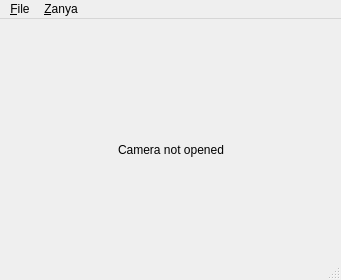
First picture: the form in mainwindow.ui, repository ARDev1161/ZanyaCore, before the edit.
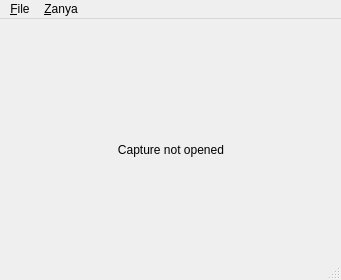
Second picture: the form after the edit.

What changed in the file:
```diff
--- a/mainwindow.ui
+++ b/mainwindow.ui
@@ -36,7 +36,7 @@
        </size>
       </property>
       <property name="text">
-       <string>Camera not opened</string>
+       <string>Capture not opened</string>
       </property>
       <property name="alignment">
        <set>Qt::AlignCenter</set>
```
